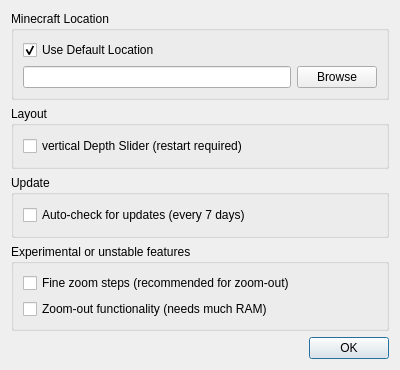
mrkite/minutor, file settings.ui: the form before one commit.
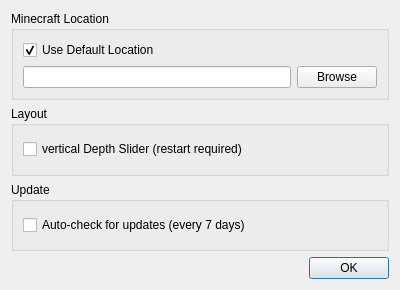
The form after the commit.

Commit message:
restrict zoom & adapt ChunkCache based on RAM
allow larger ChunkCache
adapt ChunkCache based on window size and zoom
restrict Zoom Out when out of memory (would also restrict normal zoom on
low RAM computers)
now use integer zoom factors everywhere
use somehow exponential zoom behavior (Fibonacci in real)
use CTRL modifier to allow zoom out (let find 1:1 with normal wheel)
remove zoom stuff from settings, as they should work out of the box

Diff of the .ui file:
```diff
--- a/settings.ui
+++ b/settings.ui
@@ -7,7 +7,7 @@
     <x>0</x>
     <y>0</y>
     <width>400</width>
-    <height>370</height>
+    <height>290</height>
    </rect>
   </property>
   <property name="windowTitle">
@@ -85,29 +85,6 @@
        </layout>
       </widget>
      </item>
-     <item>
-      <widget class="QGroupBox" name="groupBox_experimental">
-       <property name="title">
-        <string>Experimental or unstable features</string>
-       </property>
-       <layout class="QVBoxLayout" name="verticalLayout_5">
-        <item>
-         <widget class="QCheckBox" name="checkBox_fine_zoom">
-          <property name="text">
-           <string>Fine zoom steps (recommended for zoom-out)</string>
-          </property>
-         </widget>
-        </item>
-        <item>
-         <widget class="QCheckBox" name="checkBox_zoom_out">
-          <property name="text">
-           <string>Zoom-out functionality (needs much RAM)</string>
-          </property>
-         </widget>
-        </item>
-       </layout>
-      </widget>
-     </item>
      <item>
       <widget class="QDialogButtonBox" name="buttonBox">
        <property name="orientation">
```
The commit also changes 6 other files.
